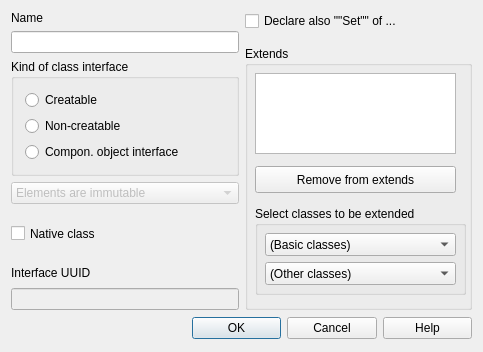
berkus/lavape, file lavape/src/LavaPE_UI/idd_interfacebox.ui: the form before one commit.
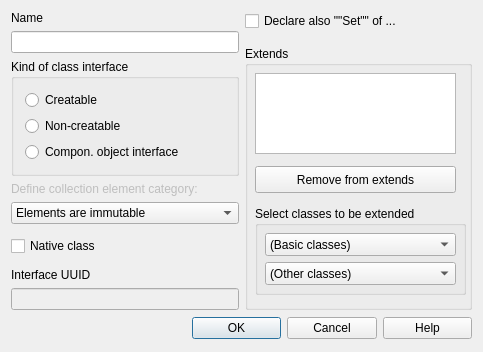
The form after the commit.

What changed in the file:
```diff
--- a/lavape/src/LavaPE_UI/idd_interfacebox.ui
+++ b/lavape/src/LavaPE_UI/idd_interfacebox.ui
@@ -131,9 +131,19 @@
         </widget>
        </item>
        <item>
-        <widget class="QComboBox" name="ElemCat" >
+        <widget class="QLabel" name="ElemCatLabel" >
          <property name="enabled" >
           <bool>false</bool>
+         </property>
+         <property name="text" >
+          <string>Define collection element category:</string>
+         </property>
+        </widget>
+       </item>
+       <item>
+        <widget class="QComboBox" name="ElemCat" >
+         <property name="enabled" >
+          <bool>true</bool>
          </property>
          <item>
           <property name="text" >
```
